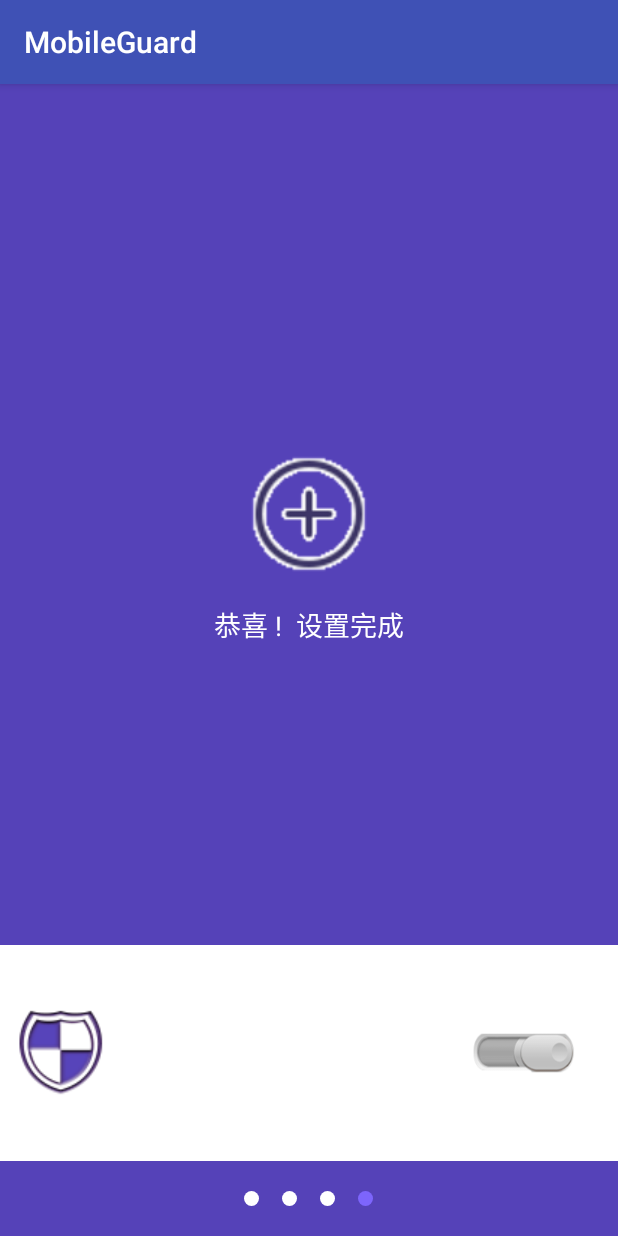
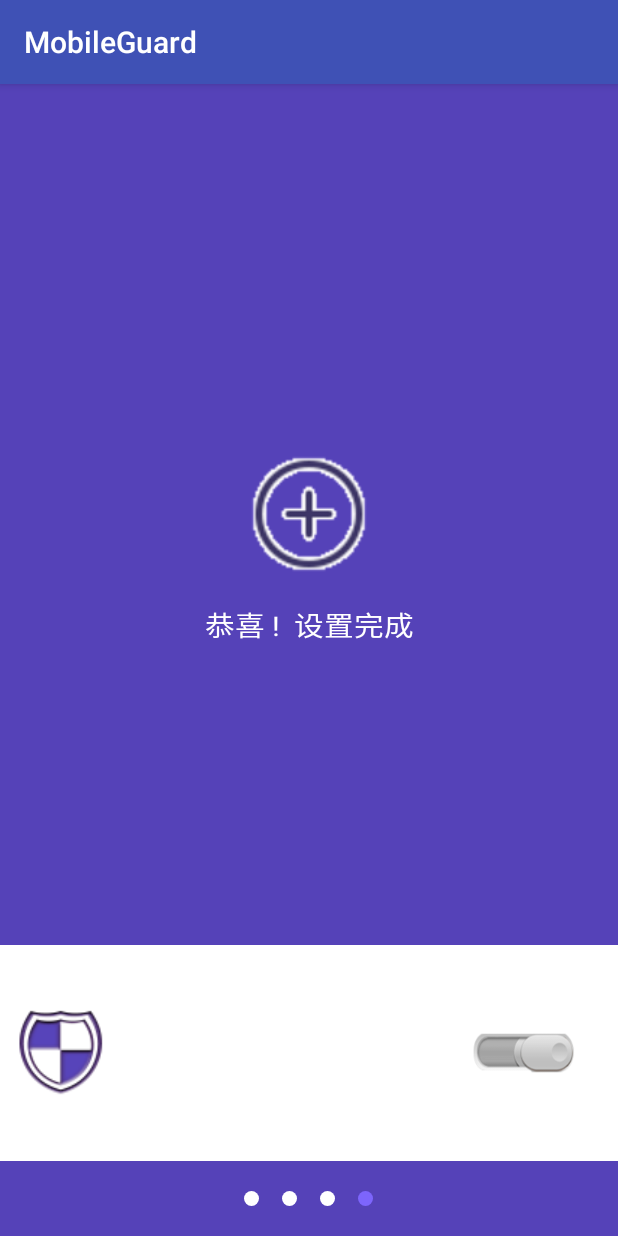
Before and after one commit to Vincen11/MobileGuard10, an Android app: the Setup4Activity screen opened directly, with no data from a screen before it, on a phone screen of 412 x 824 dp. Run offline under Robolectric (Android 15) with nearby library versions, the phone set to English and light mode, and no system bars.

Commit message:
防盗10.15 1

```diff
--- a/app/src/main/res/layout/activity_setup_4.xml
+++ b/app/src/main/res/layout/activity_setup_4.xml
@@ -25,6 +25,7 @@
                 android:layout_below="@+id/imgv"
                 android:layout_marginTop="20dp"
                 android:gravity="center"
+                android:textScaleX="1.1"
                 android:textColor="@android:color/white"
                 android:text="恭喜 !  设置完成"
                 android:textSize="18sp"/>
```
